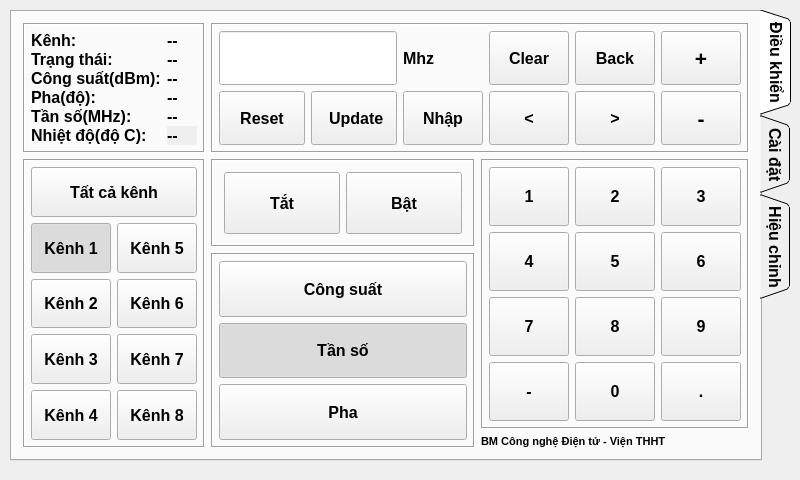
Before: the Qt Designer form mainwindow.ui in kimphg/rasPi, drawn with Qt 5.
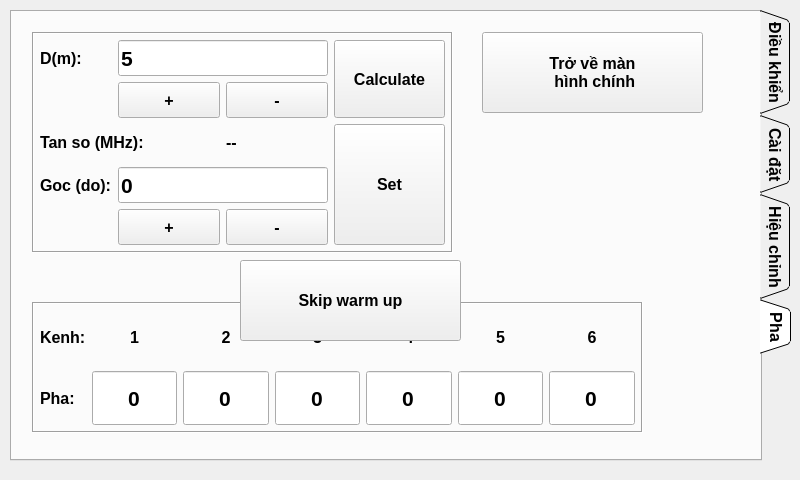
After: the same form once the commit is applied. Icons and pictures are not drawn.

```diff
--- a/mainwindow.ui
+++ b/mainwindow.ui
@@ -141,7 +141,7 @@
      <enum>QTabWidget::Triangular</enum>
     </property>
     <property name="currentIndex">
-     <number>0</number>
+     <number>3</number>
     </property>
     <property name="iconSize">
      <size>
@@ -612,7 +612,7 @@
             </font>
            </property>
            <property name="text">
-            <string>Tắt</string>
+            <string>Tắt kênh</string>
            </property>
            <property name="checkable">
             <bool>false</bool>
@@ -636,7 +636,7 @@
             </font>
            </property>
            <property name="text">
-            <string>Bật</string>
+            <string>Bật kênh</string>
            </property>
            <property name="checkable">
             <bool>false</bool>
@@ -1723,6 +1723,572 @@
       </property>
      </widget>
     </widget>
+    <widget class="QWidget" name="tab_2">
+     <attribute name="title">
+      <string>Pha</string>
+     </attribute>
+     <widget class="QFrame" name="frame_8">
+      <property name="geometry">
+       <rect>
+        <x>20</x>
+        <y>20</y>
+        <width>421</width>
+        <height>221</height>
+       </rect>
+      </property>
+      <property name="frameShape">
+       <enum>QFrame::Box</enum>
+      </property>
+      <property name="frameShadow">
+       <enum>QFrame::Sunken</enum>
+      </property>
+      <layout class="QGridLayout" name="gridLayout_11">
+       <property name="leftMargin">
+        <number>6</number>
+       </property>
+       <property name="topMargin">
+        <number>6</number>
+       </property>
+       <property name="rightMargin">
+        <number>6</number>
+       </property>
+       <property name="bottomMargin">
+        <number>6</number>
+       </property>
+       <item row="5" column="1">
+        <widget class="QPushButton" name="pushButton_num_back_5">
+         <property name="sizePolicy">
+          <sizepolicy hsizetype="Minimum" vsizetype="Preferred">
+           <horstretch>0</horstretch>
+           <verstretch>0</verstretch>
+          </sizepolicy>
+         </property>
+         <property name="font">
+          <font>
+           <pointsize>12</pointsize>
+          </font>
+         </property>
+         <property name="text">
+          <string>+</string>
+         </property>
+        </widget>
+       </item>
+       <item row="5" column="2">
+        <widget class="QPushButton" name="pushButton_num_back_6">
+         <property name="sizePolicy">
+          <sizepolicy hsizetype="Minimum" vsizetype="Preferred">
+           <horstretch>0</horstretch>
+           <verstretch>0</verstretch>
+          </sizepolicy>
+         </property>
+         <property name="font">
+          <font>
+           <pointsize>12</pointsize>
+          </font>
+         </property>
+         <property name="text">
+          <string>-</string>
+         </property>
+        </widget>
+       </item>
+       <item row="2" column="1">
+        <widget class="QPushButton" name="pushButton_num_back_3">
+         <property name="sizePolicy">
+          <sizepolicy hsizetype="Minimum" vsizetype="Preferred">
+           <horstretch>0</horstretch>
+           <verstretch>0</verstretch>
+          </sizepolicy>
+         </property>
+         <property name="font">
+          <font>
+           <pointsize>12</pointsize>
+          </font>
+         </property>
+         <property name="text">
+          <string>+</string>
+         </property>
+        </widget>
+       </item>
+       <item row="2" column="2">
+        <widget class="QPushButton" name="pushButton_num_back_4">
+         <property name="sizePolicy">
+          <sizepolicy hsizetype="Minimum" vsizetype="Preferred">
+           <horstretch>0</horstretch>
+           <verstretch>0</verstretch>
+          </sizepolicy>
+         </property>
+         <property name="font">
+          <font>
+           <pointsize>12</pointsize>
+          </font>
+         </property>
+         <property name="text">
+          <string>-</string>
+         </property>
+        </widget>
+       </item>
+       <item row="3" column="4" rowspan="3" colspan="2">
+        <widget class="QPushButton" name="pushButton_num_back_2">
+         <property name="sizePolicy">
+          <sizepolicy hsizetype="Minimum" vsizetype="Preferred">
+           <horstretch>0</horstretch>
+           <verstretch>0</verstretch>
+          </sizepolicy>
+         </property>
+         <property name="minimumSize">
+          <size>
+           <width>100</width>
+           <height>0</height>
+          </size>
+         </property>
+         <property name="font">
+          <font>
+           <pointsize>12</pointsize>
+          </font>
+         </property>
+         <property name="text">
+          <string>Set</string>
+         </property>
+        </widget>
+       </item>
+       <item row="1" column="4" rowspan="2" colspan="2">
+        <widget class="QPushButton" name="pushButton_num_back_7">
+         <property name="sizePolicy">
+          <sizepolicy hsizetype="Minimum" vsizetype="Preferred">
+           <horstretch>0</horstretch>
+           <verstretch>0</verstretch>
+          </sizepolicy>
+         </property>
+         <property name="minimumSize">
+          <size>
+           <width>100</width>
+           <height>0</height>
+          </size>
+         </property>
+         <property name="font">
+          <font>
+           <pointsize>12</pointsize>
+          </font>
+         </property>
+         <property name="text">
+          <string>Calculate</string>
+         </property>
+        </widget>
+       </item>
+       <item row="3" column="2">
+        <widget class="QLabel" name="label_unit_2">
+         <property name="sizePolicy">
+          <sizepolicy hsizetype="Preferred" vsizetype="Preferred">
+           <horstretch>0</horstretch>
+           <verstretch>0</verstretch>
+          </sizepolicy>
+         </property>
+         <property name="text">
+          <string>--</string>
+         </property>
+        </widget>
+       </item>
+       <item row="3" column="0" colspan="2">
+        <widget class="QLabel" name="label_unit_4">
+         <property name="sizePolicy">
+          <sizepolicy hsizetype="Preferred" vsizetype="Preferred">
+           <horstretch>0</horstretch>
+           <verstretch>0</verstretch>
+          </sizepolicy>
+         </property>
+         <property name="text">
+          <string>Tan so (MHz):</string>
+         </property>
+        </widget>
+       </item>
+       <item row="1" column="0">
+        <widget class="QLabel" name="label_unit_3">
+         <property name="sizePolicy">
+          <sizepolicy hsizetype="Preferred" vsizetype="Preferred">
+           <horstretch>0</horstretch>
+           <verstretch>0</verstretch>
+          </sizepolicy>
+         </property>
+         <property name="text">
+          <string>D(m):</string>
+         </property>
+        </widget>
+       </item>
+       <item row="1" column="1" colspan="2">
+        <widget class="QLineEdit" name="lineEdit_antenna_D">
+         <property name="sizePolicy">
+          <sizepolicy hsizetype="Expanding" vsizetype="Preferred">
+           <horstretch>0</horstretch>
+           <verstretch>0</verstretch>
+          </sizepolicy>
+         </property>
+         <property name="baseSize">
+          <size>
+           <width>200</width>
+           <height>10</height>
+          </size>
+         </property>
+         <property name="font">
+          <font>
+           <pointsize>16</pointsize>
+          </font>
+         </property>
+         <property name="text">
+          <string>5</string>
+         </property>
+        </widget>
+       </item>
+       <item row="4" column="0">
+        <widget class="QLabel" name="label_unit_5">
+         <property name="sizePolicy">
+          <sizepolicy hsizetype="Preferred" vsizetype="Preferred">
+           <horstretch>0</horstretch>
+           <verstretch>0</verstretch>
+          </sizepolicy>
+         </property>
+         <property name="text">
+          <string>Goc (do):</string>
+         </property>
+        </widget>
+       </item>
+       <item row="4" column="1" colspan="2">
+        <widget class="QLineEdit" name="lineEdit_antenna_angle">
+         <property name="sizePolicy">
+          <sizepolicy hsizetype="Expanding" vsizetype="Preferred">
+           <horstretch>0</horstretch>
+           <verstretch>0</verstretch>
+          </sizepolicy>
+         </property>
+         <property name="font">
+          <font>
+           <pointsize>16</pointsize>
+          </font>
+         </property>
+         <property name="text">
+          <string>0</string>
+         </property>
+        </widget>
+       </item>
+      </layout>
+     </widget>
+     <widget class="QFrame" name="frame_9">
+      <property name="geometry">
+       <rect>
+        <x>20</x>
+        <y>290</y>
+        <width>611</width>
+        <height>131</height>
+       </rect>
+      </property>
+      <property name="frameShape">
+       <enum>QFrame::Box</enum>
+      </property>
+      <property name="frameShadow">
+       <enum>QFrame::Sunken</enum>
+      </property>
+      <layout class="QGridLayout" name="gridLayout_12">
+       <property name="leftMargin">
+        <number>6</number>
+       </property>
+       <property name="topMargin">
+        <number>6</number>
+       </property>
+       <property name="rightMargin">
+        <number>6</number>
+       </property>
+       <property name="bottomMargin">
+        <number>6</number>
+       </property>
+       <item row="0" column="9">
+        <widget class="QLabel" name="label_unit_11">
+         <property name="sizePolicy">
+          <sizepolicy hsizetype="Preferred" vsizetype="Preferred">
+           <horstretch>0</horstretch>
+           <verstretch>0</verstretch>
+          </sizepolicy>
+         </property>
+         <property name="text">
+          <string>1</string>
+         </property>
+         <property name="alignment">
+          <set>Qt::AlignCenter</set>
+         </property>
+        </widget>
+       </item>
+       <item row="1" column="12">
+        <widget class="QLineEdit" name="lineEdit_p4">
+         <property name="sizePolicy">
+          <sizepolicy hsizetype="Expanding" vsizetype="Preferred">
+           <horstretch>0</horstretch>
+           <verstretch>0</verstretch>
+          </sizepolicy>
+         </property>
+         <property name="font">
+          <font>
+           <pointsize>16</pointsize>
+          </font>
+         </property>
+         <property name="text">
+          <string>0</string>
+         </property>
+         <property name="alignment">
+          <set>Qt::AlignCenter</set>
+         </property>
+        </widget>
+       </item>
+       <item row="1" column="11">
+        <widget class="QLineEdit" name="lineEdit_p3">
+         <property name="sizePolicy">
+          <sizepolicy hsizetype="Expanding" vsizetype="Preferred">
+           <horstretch>0</horstretch>
+           <verstretch>0</verstretch>
+          </sizepolicy>
+         </property>
+         <property name="font">
+          <font>
+           <pointsize>16</pointsize>
+          </font>
+         </property>
+         <property name="text">
+          <string>0</string>
+         </property>
+         <property name="alignment">
+          <set>Qt::AlignCenter</set>
+         </property>
+        </widget>
+       </item>
+       <item row="1" column="0">
+        <widget class="QLabel" name="label_unit_10">
+         <property name="sizePolicy">
+          <sizepolicy hsizetype="Preferred" vsizetype="Preferred">
+           <horstretch>0</horstretch>
+           <verstretch>0</verstretch>
+          </sizepolicy>
+         </property>
+         <property name="text">
+          <string>Pha:</string>
+         </property>
+        </widget>
+       </item>
+       <item row="1" column="13">
+        <widget class="QLineEdit" name="lineEdit_p5">
+         <property name="sizePolicy">
+          <sizepolicy hsizetype="Expanding" vsizetype="Preferred">
+           <horstretch>0</horstretch>
+           <verstretch>0</verstretch>
+          </sizepolicy>
+         </property>
+         <property name="font">
+          <font>
+           <pointsize>16</pointsize>
+          </font>
+         </property>
+         <property name="text">
+          <string>0</string>
+         </property>
+         <property name="alignment">
+          <set>Qt::AlignCenter</set>
+         </property>
+        </widget>
+       </item>
+       <item row="0" column="0">
+        <widget class="QLabel" name="label_unit_9">
+         <property name="sizePolicy">
+          <sizepolicy hsizetype="Preferred" vsizetype="Preferred">
+           <horstretch>0</horstretch>
+           <verstretch>0</verstretch>
+          </sizepolicy>
+         </property>
+         <property name="text">
+          <string>Kenh:</string>
+         </property>
+        </widget>
+       </item>
+       <item row="1" column="17">
+        <widget class="QLineEdit" name="lineEdit_p6">
+         <property name="sizePolicy">
+          <sizepolicy hsizetype="Expanding" vsizetype="Preferred">
+           <horstretch>0</horstretch>
+           <verstretch>0</verstretch>
+          </sizepolicy>
+         </property>
+         <property name="font">
+          <font>
+           <pointsize>16</pointsize>
+          </font>
+         </property>
+         <property name="text">
+          <string>0</string>
+         </property>
+         <property name="alignment">
+          <set>Qt::AlignCenter</set>
+         </property>
+        </widget>
+       </item>
+       <item row="1" column="10">
+        <widget class="QLineEdit" name="lineEdit_p2">
+         <property name="sizePolicy">
+          <sizepolicy hsizetype="Expanding" vsizetype="Preferred">
+           <horstretch>0</horstretch>
+           <verstretch>0</verstretch>
+          </sizepolicy>
+         </property>
+         <property name="font">
+          <font>
+           <pointsize>16</pointsize>
+          </font>
+         </property>
+         <property name="text">
+          <string>0</string>
+         </property>
+         <property name="alignment">
+          <set>Qt::AlignCenter</set>
+         </property>
+        </widget>
+       </item>
+       <item row="0" column="13">
+        <widget class="QLabel" name="label_unit_13">
+         <property name="sizePolicy">
+          <sizepolicy hsizetype="Preferred" vsizetype="Preferred">
+           <horstretch>0</horstretch>
+           <verstretch>0</verstretch>
+          </sizepolicy>
+         </property>
+         <property name="text">
+          <string>5</string>
+         </property>
+         <property name="alignment">
+          <set>Qt::AlignCenter</set>
+         </property>
+        </widget>
+       </item>
+       <item row="0" column="17">
+        <widget class="QLabel" name="label_unit_12">
+         <property name="sizePolicy">
+          <sizepolicy hsizetype="Preferred" vsizetype="Preferred">
+           <horstretch>0</horstretch>
+           <verstretch>0</verstretch>
+          </sizepolicy>
+         </property>
+         <property name="text">
+          <string>6</string>
+         </property>
+         <property name="alignment">
+          <set>Qt::AlignCenter</set>
+         </property>
+        </widget>
+       </item>
+       <item row="0" column="12">
+        <widget class="QLabel" name="label_unit_14">
+         <property name="sizePolicy">
+          <sizepolicy hsizetype="Preferred" vsizetype="Preferred">
+           <horstretch>0</horstretch>
+           <verstretch>0</verstretch>
+          </sizepolicy>
+         </property>
+         <property name="text">
+          <string>4</string>
+         </property>
+         <property name="alignment">
+          <set>Qt::AlignCenter</set>
+         </property>
+        </widget>
+       </item>
+       <item row="0" column="11">
+        <widget class="QLabel" name="label_unit_15">
+         <property name="sizePolicy">
+          <sizepolicy hsizetype="Preferred" vsizetype="Preferred">
+           <horstretch>0</horstretch>
+           <verstretch>0</verstretch>
+          </sizepolicy>
+         </property>
+         <property name="text">
+          <string>3</string>
+         </property>
+         <property name="alignment">
+          <set>Qt::AlignCenter</set>
+         </property>
+        </widget>
+       </item>
+       <item row="0" column="10">
+        <widget class="QLabel" name="label_unit_16">
+         <property name="sizePolicy">
+          <sizepolicy hsizetype="Preferred" vsizetype="Preferred">
+           <horstretch>0</horstretch>
+           <verstretch>0</verstretch>
+          </sizepolicy>
+         </property>
+         <property name="text">
+          <string>2</string>
+         </property>
+         <property name="alignment">
+          <set>Qt::AlignCenter</set>
+         </property>
+        </widget>
+       </item>
+       <item row="1" column="9">
+        <widget class="QLineEdit" name="lineEdit_p1">
+         <property name="sizePolicy">
+          <sizepolicy hsizetype="Expanding" vsizetype="Preferred">
+           <horstretch>0</horstretch>
+           <verstretch>0</verstretch>
+          </sizepolicy>
+         </property>
+         <property name="font">
+          <font>
+           <pointsize>16</pointsize>
+          </font>
+         </property>
+         <property name="text">
+          <string>0</string>
+         </property>
+         <property name="alignment">
+          <set>Qt::AlignCenter</set>
+         </property>
+        </widget>
+       </item>
+      </layout>
+     </widget>
+     <widget class="QPushButton" name="pushButton_return_to_main_3">
+      <property name="geometry">
+       <rect>
+        <x>470</x>
+        <y>20</y>
+        <width>221</width>
+        <height>81</height>
+       </rect>
+      </property>
+      <property name="sizePolicy">
+       <sizepolicy hsizetype="Minimum" vsizetype="Preferred">
+        <horstretch>0</horstretch>
+        <verstretch>0</verstretch>
+       </sizepolicy>
+      </property>
+      <property name="text">
+       <string>Trở về màn
+ hình chính</string>
+      </property>
+     </widget>
+    </widget>
+   </widget>
+   <widget class="QPushButton" name="pushButton_skip_warmup">
+    <property name="geometry">
+     <rect>
+      <x>240</x>
+      <y>260</y>
+      <width>221</width>
+      <height>81</height>
+     </rect>
+    </property>
+    <property name="sizePolicy">
+     <sizepolicy hsizetype="Minimum" vsizetype="Preferred">
+      <horstretch>0</horstretch>
+      <verstretch>0</verstretch>
+     </sizepolicy>
+    </property>
+    <property name="text">
+     <string>Skip warm up</string>
+    </property>
    </widget>
   </widget>
  </widget>
```
Left out of the diff: 24 changed lines with no effect on the pictures.
